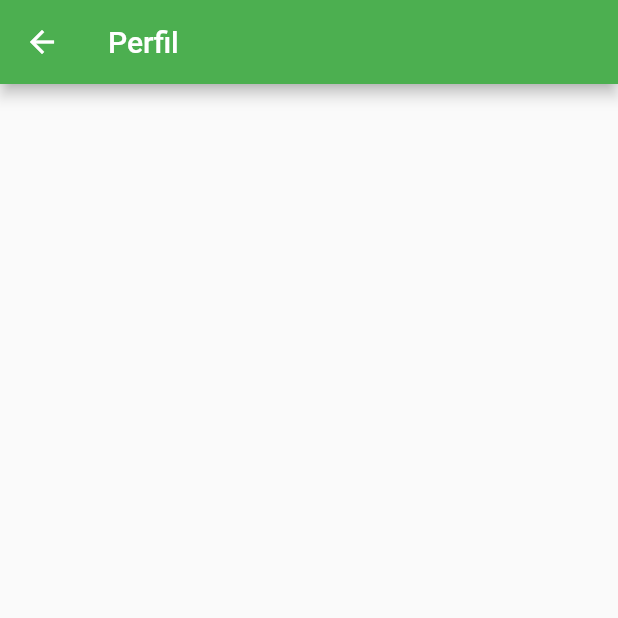
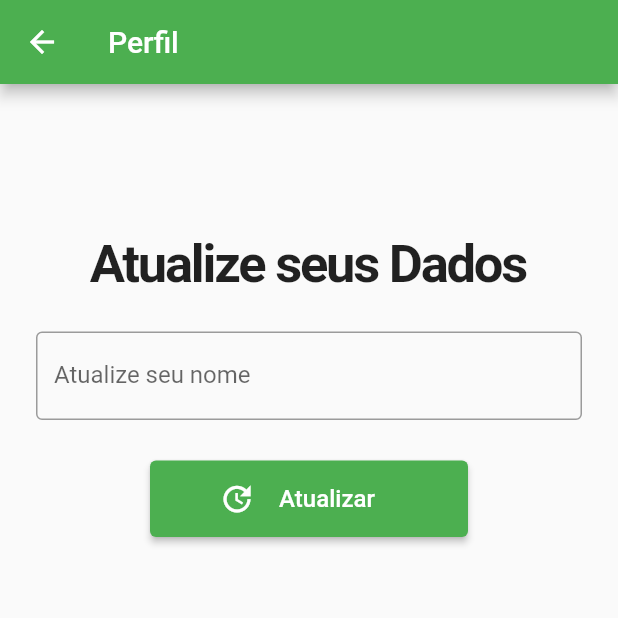
Before and after one commit to Gabs19/moviex, a Flutter app: the screen it shows once a user with an empty profile is signed in, in the side drawer, after a tap on "perfil", on a phone screen of 412 x 824 dp, the top half of it. Run offline on Flutter 3.47's test engine with Material 2 defaults, Android fonts, the phone set to English and light mode, and no system bars; our stand-ins replace camera, cloud_firestore, firebase_auth, firebase_core, firebase_storage; accounts and stored records are empty; network calls fail.

```diff
--- a/lib/pages/perfil.dart
+++ /dev/null
@@ -1,18 +0,0 @@
-
-import 'package:flutter/cupertino.dart';
-import 'package:flutter/material.dart';
-
-import '../widget/navigationDrawerWidget.dart';
-
-class Perfil extends StatelessWidget{
-
-  @override
-  Widget build(BuildContext context){
-    return Scaffold(
-      appBar: AppBar(
-        title: Text('Perfil'),
-      ),
-    );
-  }
-
-}
--- /dev/null
+++ b/lib/pages/profile.dart
@@ -0,0 +1,116 @@
+import 'package:cloud_firestore/cloud_firestore.dart';
+import 'package:flutter/cupertino.dart';
+import 'package:flutter/material.dart';
+import 'package:moviex/databases/db_firestore.dart';
+import 'package:moviex/services/auth_service.dart';
+
+
+
+class Profile extends StatelessWidget{
+
+  late FirebaseFirestore db;
+  late AuthService auth;
+
+  final formKey = GlobalKey<FormState>();
+
+  late var nome = TextEditingController();
+
+  Profile({Key? key, required this.auth}) : super(key: key){
+    _startPerfil();
+  }
+
+  _startPerfil() async{
+    await _startFirestore();
+    await _readData();
+  }
+
+  _startFirestore() {
+    db = DBFirestore.get();
+  }
+
+  _readData() async {
+    if( auth.usuario != null) {
+      final snapshot = await db.collection('user').doc(auth.usuario!.uid).get();
+    }
+  }
+
+  update() async{
+    await db.collection('user').doc(auth.usuario!.uid).set({
+      'nome' : nome.text,
+    },
+      SetOptions(merge: true),
+    );
+  }
+
+  @override
+  Widget build(BuildContext context){
+
+    return Scaffold(
+      appBar: AppBar(
+        title: Text('Perfil'),
+      ),
+      body:
+      SingleChildScrollView(
+        child:  Padding(
+          padding: EdgeInsets.only(top: 100),
+          child: Form(
+            key: formKey,
+            child: Column(
+              mainAxisAlignment: MainAxisAlignment.center,
+              children: [
+                Text(
+                  'Atualize seus Dados',
+                  style: TextStyle(
+                    fontSize: 35,
+                    fontWeight: FontWeight.bold,
+                    letterSpacing: -1.5,
+                  ),
+                ),
+                Padding(
+                  padding: EdgeInsets.all(24),
+                  child: TextFormField(
+                    controller: nome,
+                    decoration: InputDecoration(
+                      border: OutlineInputBorder(),
+                      labelText: "Atualize seu nome",
+                    ),
+                    keyboardType: TextInputType.name,
+                    validator: (value) {
+                      if (value!.isEmpty) {
+                        return 'Informe seu nome corretamente!';
+                      }
+                      return null;
+                    },
+                  ),
+                ),
+                Padding(
+                  padding: EdgeInsets.symmetric(horizontal: 100, vertical: 3),
+                  child: ElevatedButton(
+                    onPressed: () {
+                      if(formKey.currentState!.validate()){
+                        update();
+                      }
+                    },
+                    child: Row(
+                      mainAxisAlignment: MainAxisAlignment.center,
+                      children: [
+                        Icon(Icons.update),
+                        Padding(
+                          padding: EdgeInsets.all(16),
+                          child: Text(
+                              "Atualizar",
+                              style: TextStyle(fontSize: 16)
+                          ),
+                        ),
+                      ],
+                    ),
+                  ),
+                ),
+              ],
+            ),
+          ),
+        )
+      ),
+    );
+  }
+}
--- a/lib/widget/navigationDrawerWidget.dart
+++ b/lib/widget/navigationDrawerWidget.dart
@@ -3,14 +3,14 @@ import 'package:cloud_firestore/cloud_firestore.dart';
 import 'package:flutter/cupertino.dart';
 import 'package:flutter/material.dart';
 import 'package:moviex/databases/db_firestore.dart';
-import 'package:moviex/pages/perfil.dart';
+import 'package:moviex/pages/profile.dart';
 import 'package:moviex/pages/restrict.dart';
+import 'package:moviex/pages/validate_email.dart';
 import 'package:moviex/services/auth_service.dart';
 import 'package:provider/provider.dart';
 
 // ignore: must_be_immutable
 class NavigationDrawerWidget extends StatelessWidget {
-
 
   final padding = EdgeInsets.symmetric(horizontal: 20);
 
@@ -126,13 +126,17 @@ class NavigationDrawerWidget extends StatelessWidget {
 
     switch(index) {
       case 0:
-        Navigator.of(context).push(MaterialPageRoute(builder: (context) => Perfil()));
+        Navigator.of(context).push(MaterialPageRoute(builder: (context) => Profile(auth: context.read<AuthService>(),)));
         break;
       case 1:
         Navigator.of(context).push(MaterialPageRoute(builder: (context) => Restrict()));
         break;
+      case 2:
+        Navigator.of(context).push(MaterialPageRoute(builder: (context) => ValidateEmail()));
+        break;
       case 3:
         context.read<AuthService>().logout();
+        break;
     }
   }
 }
```
Also changed, not shown: lib/pages/restrict.dart (+40 -6 lines), lib/pages/validate_email.dart (added, +107 -0 lines).
